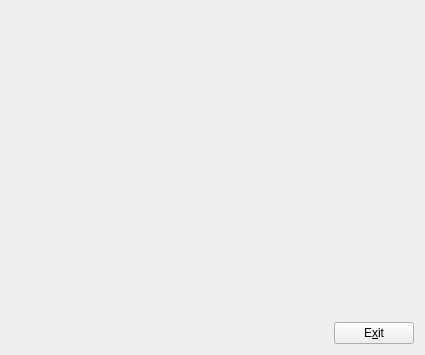
This is src/ma/cpp_tests/min_qt_desktop_app/mainform.ui in mabrarov/cpp_tests as Qt 5 draws it before an edit. The edited form follows.
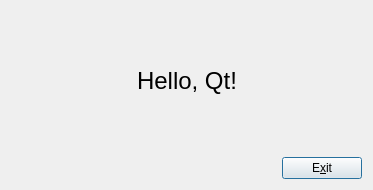
This is the edited form.

Commit message: Label to main form added.

What changed in the file:
```diff
--- a/src/ma/cpp_tests/min_qt_desktop_app/mainform.ui
+++ b/src/ma/cpp_tests/min_qt_desktop_app/mainform.ui
@@ -6,8 +6,8 @@
    <rect>
     <x>0</x>
     <y>0</y>
-    <width>425</width>
-    <height>355</height>
+    <width>373</width>
+    <height>190</height>
    </rect>
   </property>
   <property name="windowTitle">
@@ -27,10 +27,80 @@
        <rect>
         <x>0</x>
         <y>0</y>
-        <width>407</width>
-        <height>306</height>
+        <width>355</width>
+        <height>141</height>
        </rect>
       </property>
+      <layout class="QVBoxLayout" name="verticalLayout">
+       <item>
+        <spacer name="topVerticalSpacer">
+         <property name="orientation">
+          <enum>Qt::Vertical</enum>
+         </property>
+         <property name="sizeHint" stdset="0">
+          <size>
+           <width>20</width>
+           <height>40</height>
+          </size>
+         </property>
+        </spacer>
+       </item>
+       <item>
+        <layout class="QHBoxLayout" name="horizontalLayout">
+         <item>
+          <spacer name="leftHorizontalSpacer">
+           <property name="orientation">
+            <enum>Qt::Horizontal</enum>
+           </property>
+           <property name="sizeHint" stdset="0">
+            <size>
+             <width>40</width>
+             <height>20</height>
+            </size>
+           </property>
+          </spacer>
+         </item>
+         <item>
+          <widget class="QLabel" name="helloLabel">
+           <property name="font">
+            <font>
+             <pointsize>18</pointsize>
+            </font>
+           </property>
+           <property name="text">
+            <string>Hello, Qt!</string>
+           </property>
+          </widget>
+         </item>
+         <item>
+          <spacer name="rightHorizontalSpacer">
+           <property name="orientation">
+            <enum>Qt::Horizontal</enum>
+           </property>
+           <property name="sizeHint" stdset="0">
+            <size>
+             <width>40</width>
+             <height>20</height>
+            </size>
+           </property>
+          </spacer>
+         </item>
+        </layout>
+       </item>
+       <item>
+        <spacer name="bottomVerticalSpacer">
+         <property name="orientation">
+          <enum>Qt::Vertical</enum>
+         </property>
+         <property name="sizeHint" stdset="0">
+          <size>
+           <width>20</width>
+           <height>40</height>
+          </size>
+         </property>
+        </spacer>
+       </item>
+      </layout>
      </widget>
     </widget>
    </item>
@@ -57,6 +127,9 @@
        <property name="shortcut">
         <string>Ctrl+Q</string>
        </property>
+       <property name="default">
+        <bool>true</bool>
+       </property>
       </widget>
      </item>
     </layout>
```
Left out of the diff: 1 changed line with no effect on the pictures.
